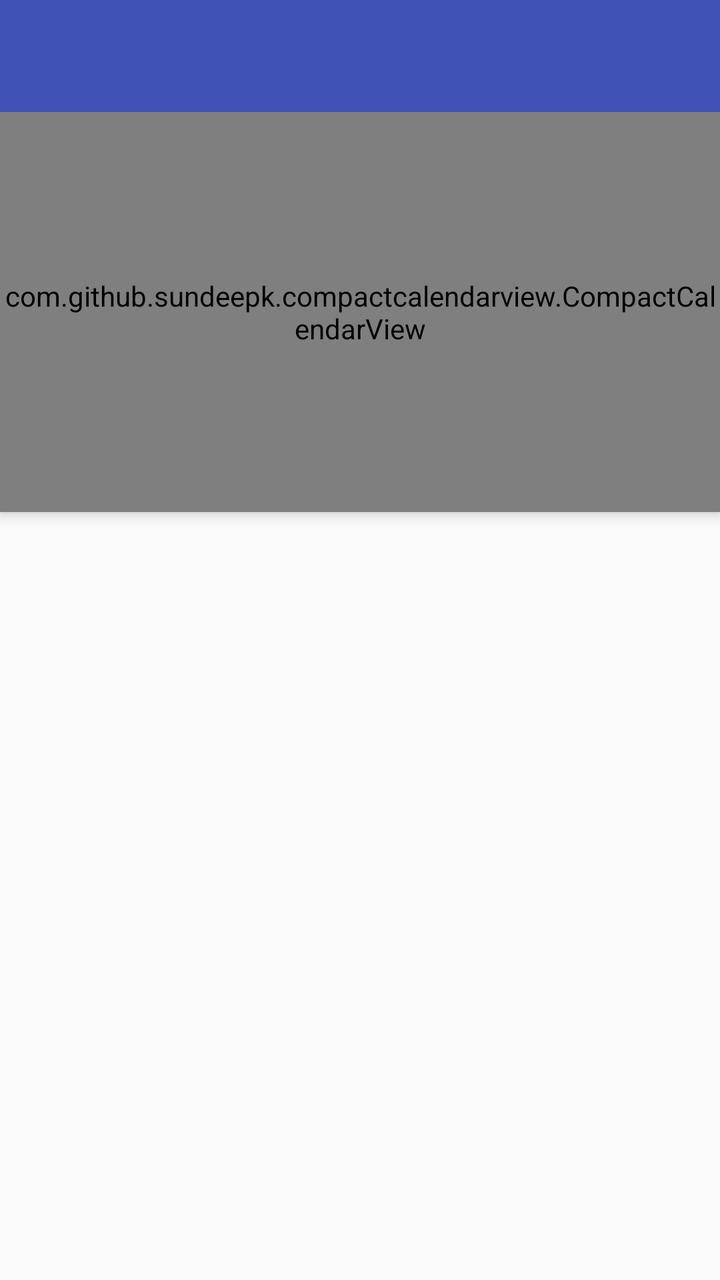
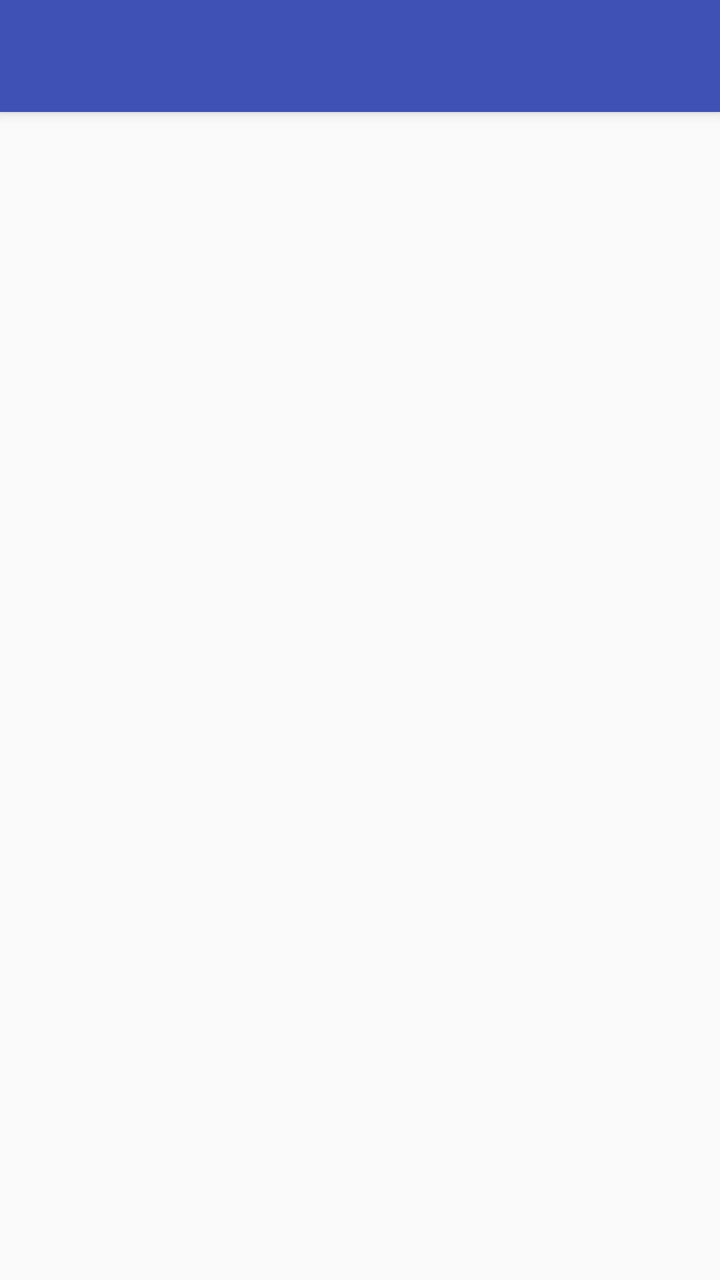

Two renders of the same Android screen: before a commit and after it. Below are the layout's source before the change and the commit's diff.
<!-- AndroidManifest.xml: application theme AppTheme.NoActionBar -->
<!-- res/layout/app_bar_main.xml -->
<?xml version="1.0" encoding="utf-8"?>
<android.support.design.widget.CoordinatorLayout xmlns:android="http://schemas.android.com/apk/res/android"
    xmlns:app="http://schemas.android.com/apk/res-auto"
    xmlns:tools="http://schemas.android.com/tools"
    android:layout_width="match_parent"
    android:layout_height="match_parent"
    tools:context="com.sharpdroid.registro.Activities.MainActivity">

    <android.support.design.widget.AppBarLayout
        android:layout_width="match_parent"
        android:layout_height="wrap_content"
        android:background="?attr/colorPrimary"
        android:fitsSystemWindows="true"
        android:theme="@style/AppTheme.AppBarOverlay">

        <android.support.v7.widget.Toolbar
            android:id="@+id/toolbar"
            android:layout_width="match_parent"
            android:layout_height="?attr/actionBarSize"
            app:popupTheme="@style/AppTheme.PopupOverlay" />

        <com.github.sundeepk.compactcalendarview.CompactCalendarView
            android:id="@+id/calendar"
            android:layout_width="match_parent"
            android:layout_height="200dp"
            app:compactCalendarBackgroundColor="?attr/colorPrimary"
            app:compactCalendarCurrentDayBackgroundColor="@color/bluematerial"
            app:compactCalendarCurrentSelectedDayBackgroundColor="?attr/colorPrimaryDark"
            app:compactCalendarMultiEventIndicatorColor="#ff76ff03"
            app:compactCalendarTextColor="#ffffffff"
            app:compactCalendarTextSize="12.0sp" />

    </android.support.design.widget.AppBarLayout>

    <include layout="@layout/content_main" />

</android.support.design.widget.CoordinatorLayout>
<!-- res/layout/content_main.xml (included above) -->
<?xml version="1.0" encoding="utf-8"?>
<RelativeLayout xmlns:android="http://schemas.android.com/apk/res/android"
    xmlns:app="http://schemas.android.com/apk/res-auto"
    xmlns:tools="http://schemas.android.com/tools"
    android:id="@+id/fragment_container"
    android:layout_width="match_parent"
    android:layout_height="match_parent"
    app:layout_behavior="@string/appbar_scrolling_view_behavior"
    tools:context="com.sharpdroid.registro.Activities.MainActivity"
    tools:showIn="@layout/app_bar_main" />
<!-- resources referenced by this layout -->
<resources>
  <color name="bluematerial">#2196F3</color>
  <style name="AppTheme.AppBarOverlay" parent="ThemeOverlay.AppCompat.Dark.ActionBar" />
  <style name="AppTheme.PopupOverlay" parent="ThemeOverlay.AppCompat.Light" />
  <style name="AppTheme.NoActionBar">
          <item name="windowActionBar">false</item>
          <item name="windowNoTitle">true</item>
      </style>
</resources>

<!-- the commit's change to res/layout/app_bar_main.xml (unified diff, before → after) -->
@@ -23,6 +23,7 @@
             android:id="@+id/calendar"
             android:layout_width="match_parent"
             android:layout_height="200dp"
+            android:visibility="gone"
             app:compactCalendarBackgroundColor="?attr/colorPrimary"
             app:compactCalendarCurrentDayBackgroundColor="@color/bluematerial"
             app:compactCalendarCurrentSelectedDayBackgroundColor="?attr/colorPrimaryDark"
